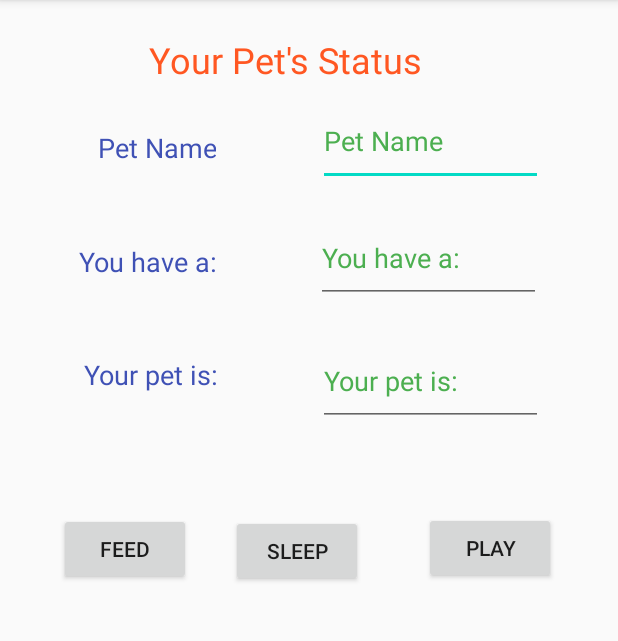
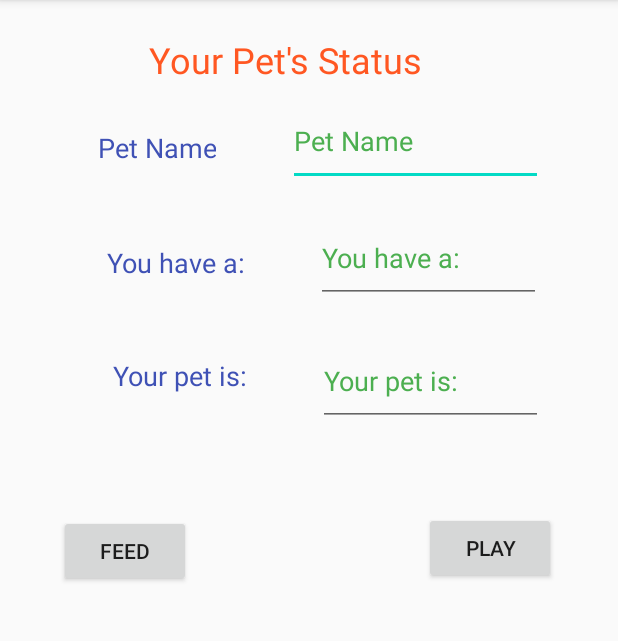
Before and after one commit to gervanpn/MyPetGame, an Android app: the PetData screen opened directly, with no data from a screen before it, on a phone screen of 412 x 824 dp, the part 84-725 px from its top. Run offline under Robolectric (Android 15) with nearby library versions, the phone set to English and light mode, and no system bars; 1 statement that could not run was skipped.

Commit message:
Updates to PetData class

```diff
--- a/app/src/main/java/com/mypet/PetData.java
+++ b/app/src/main/java/com/mypet/PetData.java
@@ -3,12 +3,27 @@ package com.mypet;
 import androidx.appcompat.app.AppCompatActivity;
 
 import android.os.Bundle;
+import android.widget.Button;
+import android.widget.EditText;
+import android.widget.ImageView;
 
 public class PetData extends AppCompatActivity {
+
+    Button btnFeed, btnSleep, btnPlay;
+    ImageView petPicture;
+    EditText petNameData, petStateData, petTypeData;
+
 
     @Override
     protected void onCreate(Bundle savedInstanceState) {
         super.onCreate(savedInstanceState);
         setContentView(R.layout.activity_pet_data);
+        petNameData = (EditText) findViewById(R.id.txtNameData);
+        petStateData = (EditText) findViewById(R.id.txtStateData);
+        petTypeData = (EditText) findViewById(R.id.txtTypeData);
+        btnFeed = (Button) findViewById(R.id.btn_feed);
+        btnSleep = (Button) findViewById(R.id.btn_sleep);
+        btnPlay = (Button) findViewById(R.id.btn_play);
+        petPicture = (ImageView) findViewById(R.id.imageView)
     }
 }
--- a/app/src/main/res/layout/activity_pet_data.xml
+++ b/app/src/main/res/layout/activity_pet_data.xml
@@ -45,9 +45,12 @@
         android:layout_height="60dp"
         android:layout_alignParentTop="true"
         android:layout_alignParentEnd="true"
+        android:layout_marginStart="48dp"
         android:layout_marginTop="64dp"
         android:layout_marginEnd="50dp"
+        android:layout_toEndOf="@+id/txtNameTitle"
         android:autofillHints=""
+        android:hint="@string/pet_name"
         android:inputType="text"
         android:text="@string/pet_name"
         android:textColor="#4CAF50"
@@ -60,10 +63,12 @@
         android:id="@+id/txtStateTitle"
         android:layout_width="100dp"
         android:layout_height="25dp"
+        android:layout_below="@+id/txtTypeTitle"
         android:layout_alignParentStart="true"
-        android:layout_alignParentTop="true"
         android:layout_marginStart="45dp"
-        android:layout_marginTop="237dp"
+        android:layout_marginTop="50dp"
+        android:layout_marginEnd="47dp"
+        android:layout_toStartOf="@+id/txtStateData"
         android:text="@string/pet_state"
         android:textAlignment="textEnd"
         android:textColor="#3F51B5"
@@ -78,10 +83,13 @@
         android:id="@+id/txtStateData"
         android:layout_width="150dp"
         android:layout_height="60dp"
-        android:layout_alignParentTop="true"
+        android:layout_below="@+id/txtTypeData"
         android:layout_alignParentEnd="true"
-        android:layout_marginTop="224dp"
+        android:layout_marginTop="22dp"
         android:layout_marginEnd="50dp"
+        android:hint="@string/pet_state"
+        android:importantForAutofill="no"
+        android:inputType="text"
         android:text="@string/pet_state"
         android:textColor="#4CAF50"
         android:textSize="18sp"
@@ -92,9 +100,11 @@
         android:id="@+id/txtTypeTitle"
         android:layout_width="100dp"
         android:layout_height="25dp"
-        android:layout_alignParentTop="true"
+        android:layout_below="@+id/txtNameTitle"
         android:layout_marginStart="44dp"
-        android:layout_marginTop="162dp"
+        android:layout_marginTop="51dp"
+        android:layout_marginEnd="48dp"
+        android:layout_toStartOf="@+id/txtTypeData"
         android:text="@string/pet_type"
         android:textAlignment="textEnd"
         android:textColor="#3F51B5"
@@ -109,10 +119,13 @@
         android:id="@+id/txtTypeData"
         android:layout_width="150dp"
         android:layout_height="60dp"
-        android:layout_alignParentTop="true"
+        android:layout_below="@+id/txtNameData"
         android:layout_alignParentEnd="true"
-        android:layout_marginTop="142dp"
+        android:layout_marginTop="18dp"
         android:layout_marginEnd="51dp"
+        android:hint="@string/pet_type"
+        android:importantForAutofill="no"
+        android:inputType="text"
         android:text="@string/pet_type"
         android:textColor="#4CAF50"
         android:textSize="18sp"
@@ -123,10 +136,10 @@
         android:id="@+id/btn_feed"
         android:layout_width="wrap_content"
         android:layout_height="wrap_content"
+        android:layout_below="@+id/txtStateTitle"
         android:layout_alignParentStart="true"
-        android:layout_alignParentTop="true"
         android:layout_marginStart="39dp"
-        android:layout_marginTop="342dp"
+        android:layout_marginTop="80dp"
         android:text="@string/feed"
         tools:layout_editor_absoluteX="44dp"
         tools:layout_editor_absoluteY="370dp" />
@@ -135,9 +148,9 @@
         android:id="@+id/btn_play"
         android:layout_width="wrap_content"
         android:layout_height="wrap_content"
-        android:layout_alignParentTop="true"
+        android:layout_below="@+id/txtStateData"
         android:layout_alignParentEnd="true"
-        android:layout_marginTop="341dp"
+        android:layout_marginTop="57dp"
         android:layout_marginEnd="41dp"
         android:text="@string/play"
         tools:layout_editor_absoluteX="161dp"
@@ -147,11 +160,14 @@
         android:id="@+id/btn_sleep"
         android:layout_width="wrap_content"
         android:layout_height="wrap_content"
-        android:layout_alignParentStart="true"
-        android:layout_alignParentTop="true"
-        android:layout_centerHorizontal="true"
-        android:layout_marginStart="154dp"
-        android:layout_marginTop="343dp"
+        android:layout_above="@+id/imageView"
+        android:layout_below="@+id/txtTitle"
+        android:layout_marginStart="25dp"
+        android:layout_marginTop="285dp"
+        android:layout_marginEnd="24dp"
+        android:layout_marginBottom="35dp"
+        android:layout_toStartOf="@+id/btn_play"
+        android:layout_toEndOf="@+id/btn_feed"
         android:text="@string/sleep"
         tools:layout_editor_absoluteX="273dp"
         tools:layout_editor_absoluteY="370dp" />
```
